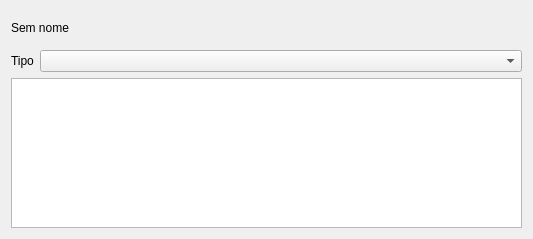
First picture: the form in fastdoc/gui_app/widgets/sobjects_by_pics/pics_organizer/organizer_obj/organizer_obj.ui, repository renatormc/dev_laudo_sinfweb, before the edit.
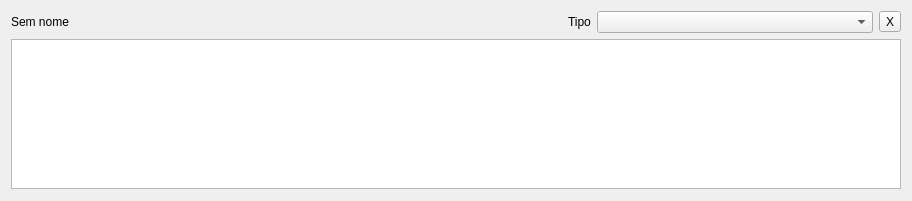
Second picture: the form after the edit.

Diff of the .ui file:
```diff
--- a/fastdoc/gui_app/widgets/sobjects_by_pics/pics_organizer/organizer_obj/organizer_obj.ui
+++ b/fastdoc/gui_app/widgets/sobjects_by_pics/pics_organizer/organizer_obj/organizer_obj.ui
@@ -6,8 +6,8 @@
    <rect>
     <x>0</x>
     <y>0</y>
-    <width>533</width>
-    <height>239</height>
+    <width>912</width>
+    <height>201</height>
    </rect>
   </property>
   <property name="windowTitle">
@@ -15,6 +15,8 @@
   </property>
   <layout class="QVBoxLayout" name="verticalLayout">
    <item>
+    <layout class="QHBoxLayout" name="horizontalLayout" stretch="2,0,1,0">
+     <item>
     <widget class="QLabel" name="lbl_name">
      <property name="text">
       <string>Sem nome</string>
@@ -22,8 +24,6 @@
     </widget>
    </item>
    <item>
-    <layout class="QHBoxLayout" name="horizontalLayout" stretch="0,1">
-     <item>
       <widget class="QLabel" name="label">
        <property name="text">
         <string>Tipo</string>
@@ -33,6 +33,13 @@
      <item>
       <widget class="QComboBox" name="cbx_type"/>
      </item>
+     <item>
+      <widget class="QToolButton" name="btn_close">
+       <property name="text">
+        <string>X</string>
+       </property>
+      </widget>
+     </item>
     </layout>
    </item>
    <item>
@@ -60,7 +67,7 @@
      </property>
      <property name="iconSize">
       <size>
-       <width>150</width>
+       <width>10000</width>
        <height>150</height>
       </size>
      </property>
```
Left out of the diff: 6 changed lines with no effect on the pictures. Lines whose indentation alone changed are shown as unchanged.
